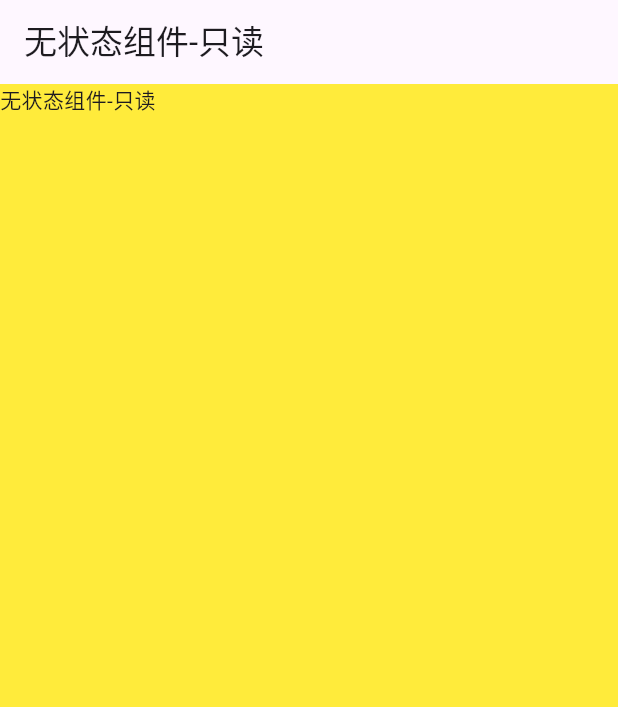
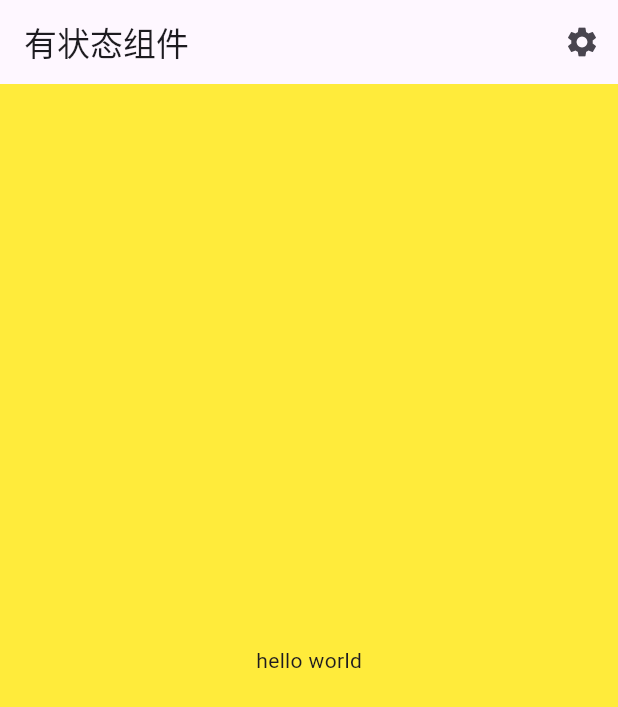
Before and after one commit to HAnshu47/flutter_study, a Flutter app: the screen it shows after launch, on a phone screen of 412 x 824 dp. Shown: the top 707 px of the screen. Run offline on Flutter 3.47's test engine with Material 3 defaults, Android fonts, the phone set to English and light mode, and no system bars.

Commit message:
有状态组件和无状态组件完成

```diff
--- a/lib/main.dart
+++ b/lib/main.dart
@@ -52,33 +52,79 @@ import 'package:flutter/material.dart';
 //   ));
 // }
 
-// 无状态写法
 void main(List<String> args) {
-  runApp(myApp() );
+  runApp(MyApp() );
 }
 
-class myApp extends StatelessWidget{
+// 无状态写法 statelessWidget
+// class myApp extends StatelessWidget{
+//   @override
+//   Widget build(BuildContext context) {
+//     return MaterialApp(
+//       title: '无状态组件-只读', //窗口标题
+//       theme: ThemeData(
+//        scaffoldBackgroundColor: Colors.yellow, //背景色
+//       ),
+//       home:ScrollConfiguration(
+//         behavior: ScrollConfiguration.of(context).copyWith(scrollbars: false),
+//         child: Scaffold(
+//           appBar: AppBar(
+//             title: Text('无状态组件-只读'),
+//           ),
+//           body: ListView(
+//             children: [
+//               Text('无状态组件-只读'),
+//             ]
+//           )
+//         )
+//       )
+
+//     );
+//   }
+// }
+
+
+// 有状态组件 statefulWidget 外部调用，内部写逻辑
+
+// 创建state类 继承statefulWidget类 定义参数
+class MyApp extends StatefulWidget{
   @override
+  State<StatefulWidget> createState() {
+    return _MyApp();
+  }
+
+}
+
+// 继承state< 第一个类名 > 实现build方法 管理可变数据和业务逻辑
+class _MyApp extends State<MyApp>{
+  @override
+  // build返回一个widget
   Widget build(BuildContext context) {
     return MaterialApp(
-      title: '无状态组件-只读', //窗口标题
+      title: '有状态组件-可读写', //窗口标题
       theme: ThemeData(
        scaffoldBackgroundColor: Colors.yellow, //背景色
       ),
-      home:ScrollConfiguration(
-        behavior: ScrollConfiguration.of(context).copyWith(scrollbars: false),
-        child: Scaffold(
-          appBar: AppBar(
-            title: Text('无状态组件-只读'),
-          ),
-          body: ListView(
-            children: [
-              Text('无状态组件-只读'),
-            ]
+          home: Scaffold(
+      appBar: AppBar(
+        title: Text('有状态组件'),
+        actions: [
+          // 图标按钮 操作
+          IconButton(
+            icon: Icon(Icons.settings),
+            onPressed: () {
+              print('settings');
+            },
           )
-        )
-      )
+        ],
+      ),
+      body: Container(
+        child:Center(
+          child: Text('hello world'),
+        ),
+      ),
 
+    )
     );
   }
 }
```
